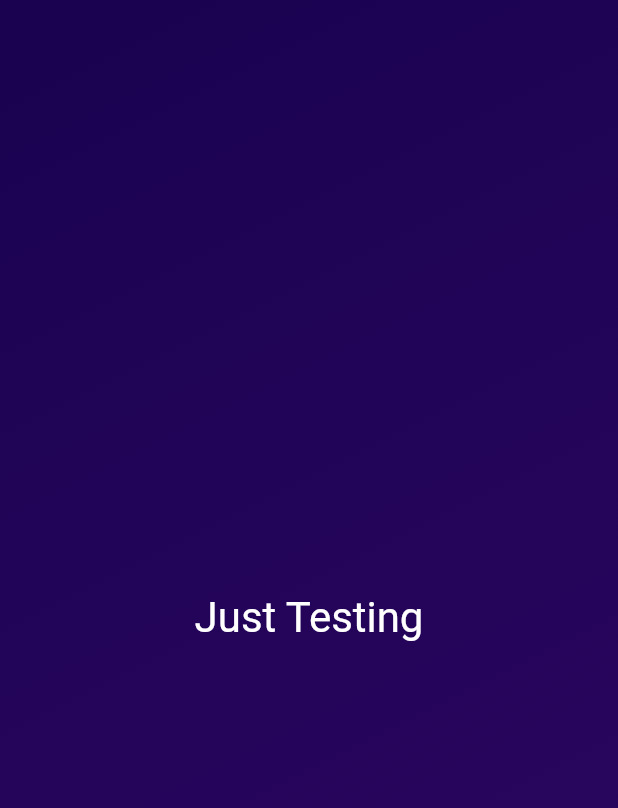
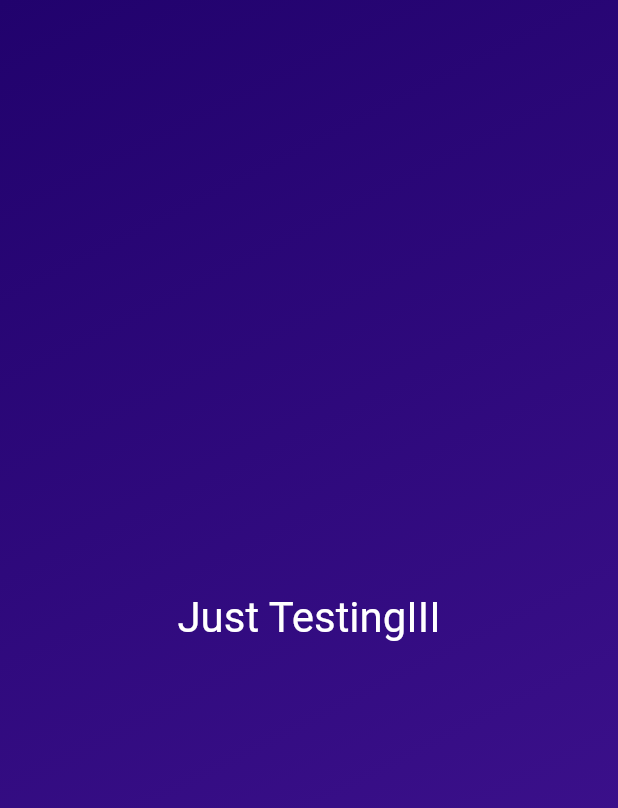
Before and after one commit to aniketicloud/flutter_first_app, a Flutter app: the screen it shows after launch, on a phone screen of 412 x 824 dp. Shown: the top 808 px of the screen. Run offline on Flutter 3.47's test engine with Material 2 defaults, Android fonts, the phone set to English and light mode, and no system bars.

Commit message:
Practice: Reusable Widgets & Constructor Functions

```diff
--- a/lib/gradient_container.dart
+++ b/lib/gradient_container.dart
@@ -6,20 +6,39 @@ const startAlignment = Alignment.topLeft;
 const endAlignment = Alignment.bottomRight;
 
 class GradientContainer extends StatelessWidget {
-  const GradientContainer({super.key});
+  const GradientContainer(this.color1, this.color2, {super.key});
+
+  final Color color1;
+  final Color color2;
 
   @override
   Widget build(context) {
     return Container(
-      decoration: const BoxDecoration(
-        gradient: LinearGradient(colors: [
-          Color.fromARGB(255, 26, 2, 80),
-          Color.fromARGB(255, 45, 7, 98),
-        ], begin: startAlignment, end: endAlignment),
+      decoration: BoxDecoration(
+        gradient: LinearGradient(
+            colors: [color1, color2], begin: startAlignment, end: endAlignment),
       ),
       child: const Center(
-        child: StyledText('Just Testing'),
+        child: StyledText('Just TestingIII'),
       ),
     );
   }
 }
+// class GradientContainer extends StatelessWidget {
+//   const GradientContainer({super.key, required this.colors});
+
+//   final List<Color> colors;
+
+//   @override
+//   Widget build(context) {
+//     return Container(
+//       decoration: BoxDecoration(
+//         gradient: LinearGradient(
+//             colors: colors, begin: startAlignment, end: endAlignment),
+//       ),
+//       child: const Center(
+//         child: StyledText('Just TestingIII'),
+//       ),
+//     );
+//   }
+// }
--- a/lib/main.dart
+++ b/lib/main.dart
@@ -6,7 +6,10 @@ void main() {
   runApp(
     const MaterialApp(
       home: Scaffold(
-        body: GradientContainer(),
+        body: GradientContainer(
+          Color.fromARGB(255, 33, 2, 109),
+          Color.fromARGB(255, 68, 21, 149),
+        ),
       ),
     ),
   );
```
